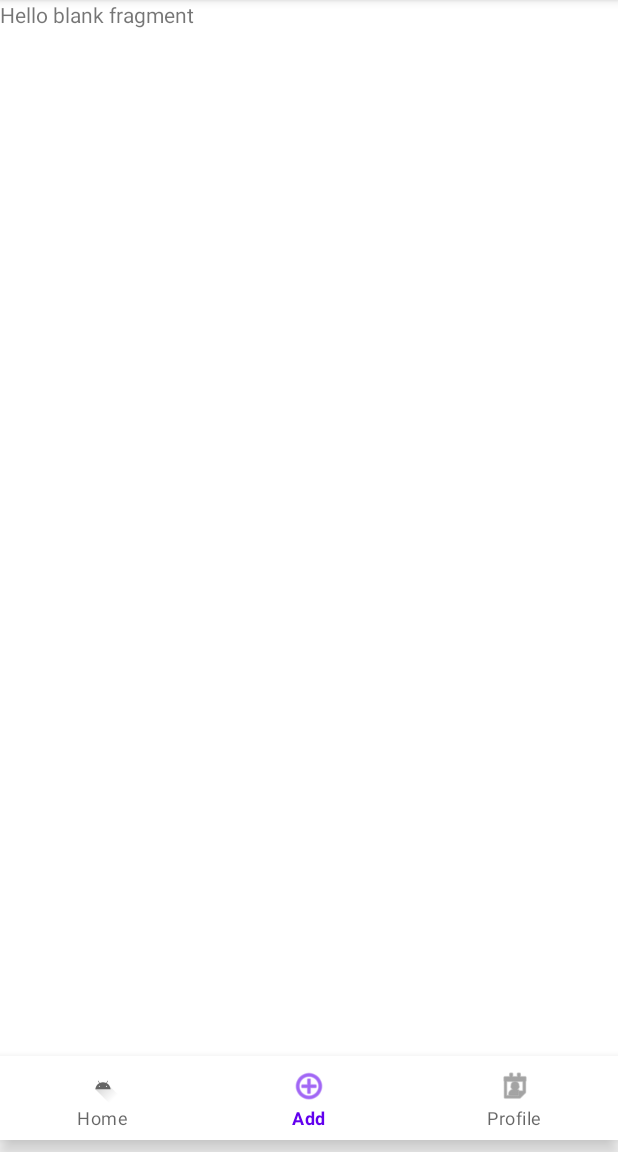
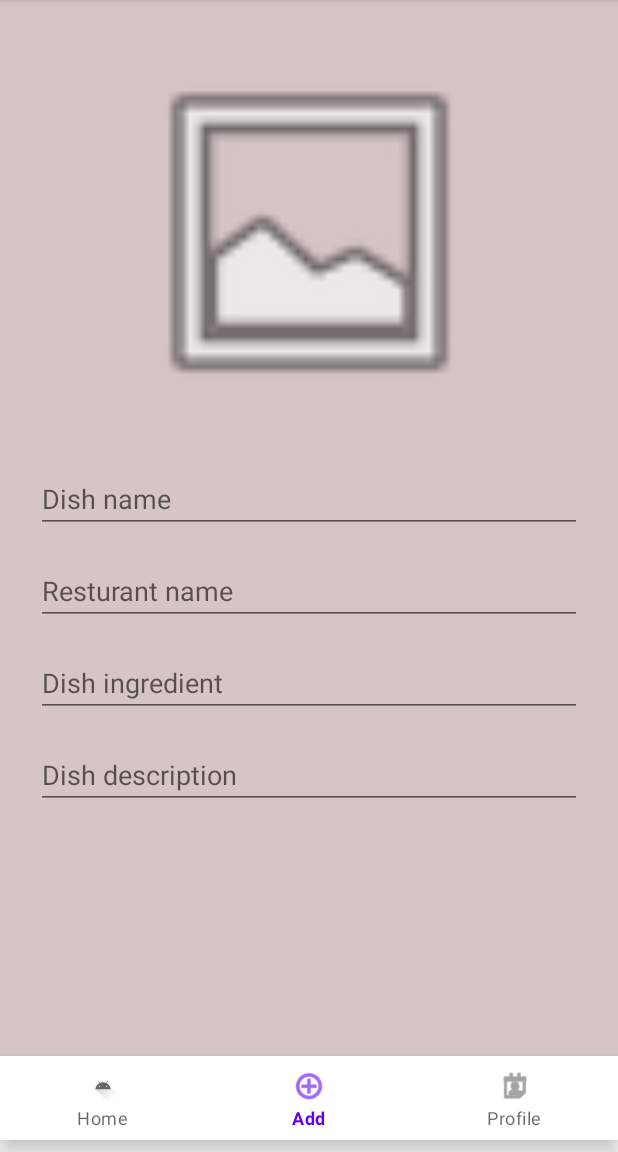
Before and after one commit to adiHahamov/RatEat, an Android app: the AddStudentFragment screen opened through its navigation route, on a phone screen of 412 x 824 dp, the part 84-1236 px from its top. Run offline under Robolectric (Android 15) with nearby library versions, the phone set to English and light mode, and no system bars; our stand-ins replace navigation-ui.

Commit message:
Add new dish

```diff
--- a/app/src/main/res/layout/fragment_add_student.xml
+++ b/app/src/main/res/layout/fragment_add_student.xml
@@ -1,14 +1,83 @@
 <?xml version="1.0" encoding="utf-8"?>
-<FrameLayout xmlns:android="http://schemas.android.com/apk/res/android"
+<androidx.constraintlayout.widget.ConstraintLayout xmlns:android="http://schemas.android.com/apk/res/android"
+    xmlns:app="http://schemas.android.com/apk/res-auto"
     xmlns:tools="http://schemas.android.com/tools"
     android:layout_width="match_parent"
     android:layout_height="match_parent"
+    android:background="#D6C5C5"
     tools:context=".Fragments.AddStudentFragment">
 
     <!-- TODO: Update blank fragment layout -->
-    <TextView
+
+    <ImageView
+        android:id="@+id/import_image"
+        android:layout_width="279dp"
+        android:layout_height="246dp"
+        android:layout_marginTop="32dp"
+        android:layout_marginBottom="8dp"
+        android:src="@android:drawable/ic_menu_gallery"
+        app:layout_constraintBottom_toTopOf="@+id/input_dish_name"
+        app:layout_constraintEnd_toEndOf="parent"
+        app:layout_constraintStart_toStartOf="parent"
+        app:layout_constraintTop_toTopOf="parent"
+        app:layout_constraintVertical_bias="0.0" />
+
+    <com.google.android.material.textfield.TextInputEditText
+        android:id="@+id/input_dish_ingredient"
         android:layout_width="match_parent"
-        android:layout_height="match_parent"
-        android:text="@string/hello_blank_fragment" />
+        android:layout_height="wrap_content"
+        android:layout_marginStart="24dp"
+        android:layout_marginTop="16dp"
+        android:layout_marginEnd="24dp"
+        android:hint="Dish ingredient"
+        app:layout_constraintEnd_toEndOf="parent"
+        app:layout_constraintEnd_toStartOf="@+id/input_dish_name"
+        app:layout_constraintHorizontal_bias="0.958"
+        app:layout_constraintStart_toStartOf="parent"
+        app:layout_constraintTop_toBottomOf="@+id/input_resturant_name" />
 
-</FrameLayout>
+    <com.google.android.material.textfield.TextInputEditText
+        android:id="@+id/input_resturant_name"
+        android:layout_width="match_parent"
+        android:layout_height="wrap_content"
+        android:layout_marginStart="24dp"
+        android:layout_marginTop="16dp"
+        android:layout_marginEnd="24dp"
+        android:hint="Resturant name"
+        app:layout_constraintEnd_toEndOf="parent"
+        app:layout_constraintEnd_toStartOf="@+id/input_dish_description"
+        app:layout_constraintHorizontal_bias="0.963"
+        app:layout_constraintStart_toEndOf="@+id/input_dish_name"
+        app:layout_constraintStart_toStartOf="parent"
+        app:layout_constraintTop_toBottomOf="@+id/input_dish_name" />
+
+    <com.google.android.material.textfield.TextInputEditText
+        android:id="@+id/input_dish_description"
+        android:layout_width="match_parent"
+        android:layout_height="wrap_content"
+        android:layout_marginStart="24dp"
+        android:layout_marginTop="16dp"
+        android:layout_marginEnd="24dp"
+        android:hint="Dish description"
+        app:layout_constraintEnd_toEndOf="parent"
+        app:layout_constraintHorizontal_bias="1.0"
+        app:layout_constraintStart_toEndOf="@+id/input_resturant_name"
+        app:layout_constraintStart_toStartOf="parent"
+        app:layout_constraintTop_toBottomOf="@+id/input_dish_ingredient" />
+
+    <com.google.android.material.textfield.TextInputEditText
+        android:id="@+id/input_dish_name"
+        android:layout_width="match_parent"
+        android:layout_height="wrap_content"
+        android:layout_marginStart="24dp"
+        android:layout_marginTop="32dp"
+        android:layout_marginEnd="24dp"
+        android:hint="Dish name"
+        app:layout_constraintEnd_toEndOf="parent"
+        app:layout_constraintEnd_toStartOf="@+id/input_resturant_name"
+        app:layout_constraintHorizontal_bias="0.944"
+        app:layout_constraintStart_toEndOf="@+id/input_dish_ingredient"
+        app:layout_constraintStart_toStartOf="parent"
+        app:layout_constraintTop_toBottomOf="@+id/import_image" />
+
+</androidx.constraintlayout.widget.ConstraintLayout>
```
